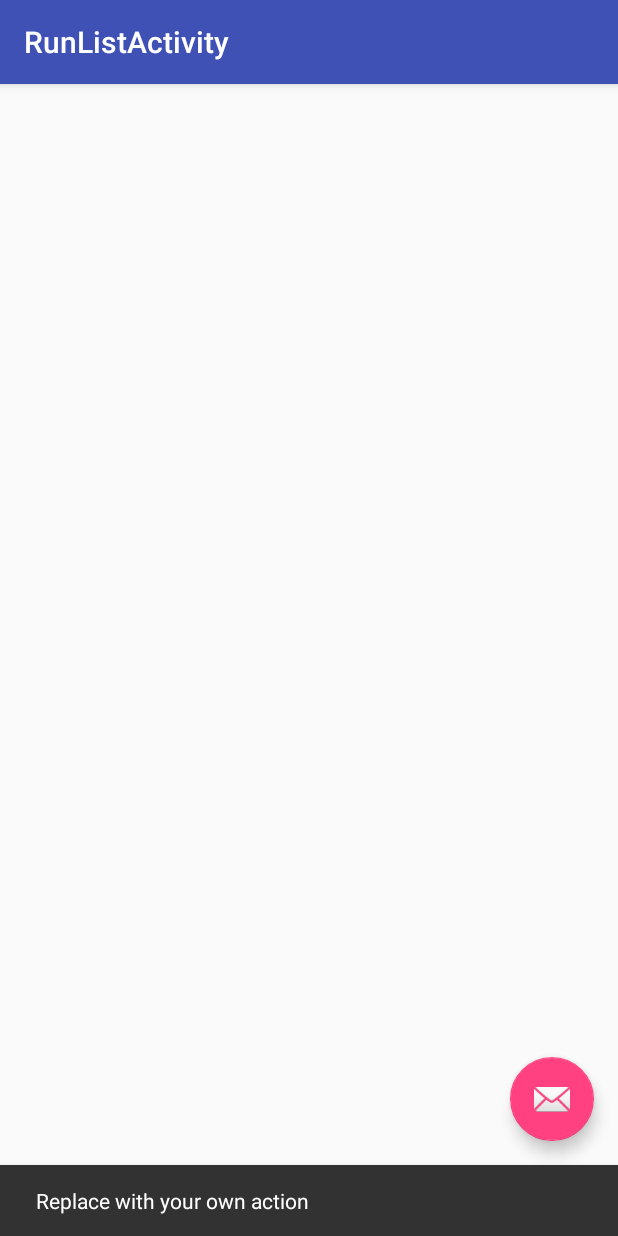
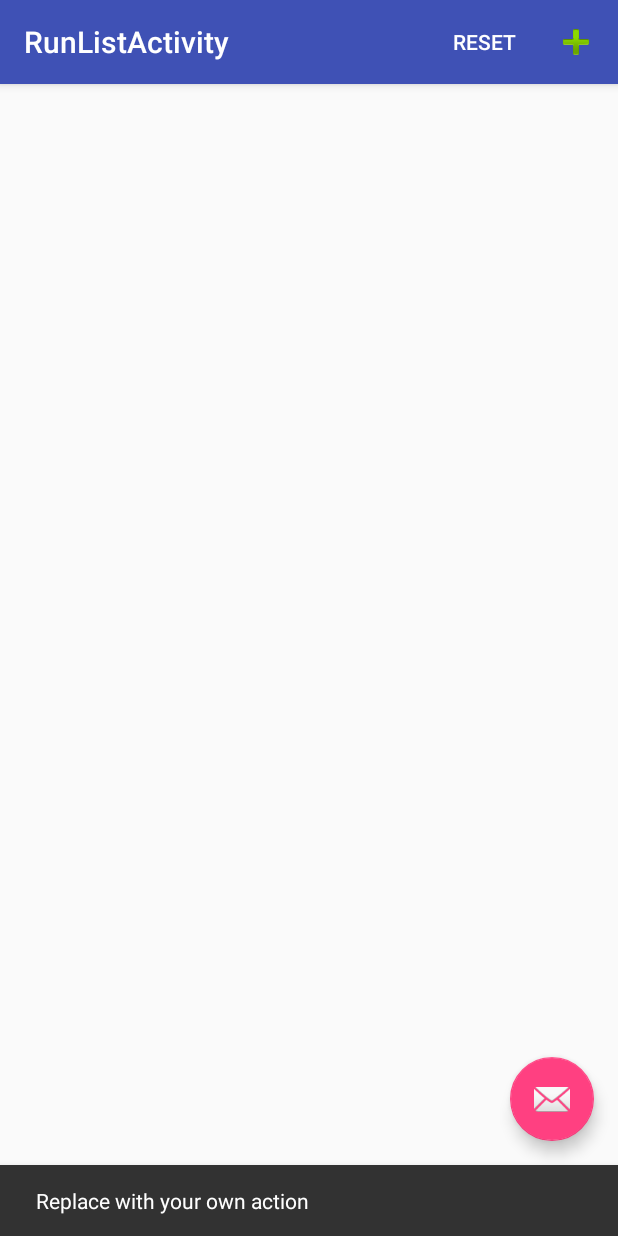
Before and after one commit to ankur-srivastava/RunTracker, an Android app: the fragment RunListFragment placed in its activity, after a tap on an icon or button, on a phone screen of 412 x 824 dp. Run offline under Robolectric (Android 15) with nearby library versions, the phone set to English and light mode, and no system bars.

Commit message:
A  new menu file added with Add Run option. Also this file will be used in RunListFragment only.

```diff
--- a/app/src/main/java/com/edocent/runtracker/RunListActivity.java
+++ b/app/src/main/java/com/edocent/runtracker/RunListActivity.java
@@ -6,6 +6,8 @@ import android.support.design.widget.FloatingActionButton;
 import android.support.design.widget.Snackbar;
 import android.support.v7.app.AppCompatActivity;
 import android.support.v7.widget.Toolbar;
+import android.view.Menu;
+import android.view.MenuItem;
 import android.view.View;
 
 public class RunListActivity extends AppCompatActivity implements RunListFragment.OnFragmentInteractionListener{
@@ -29,6 +31,28 @@ public class RunListActivity extends AppCompatActivity implements RunListFragmen
         loadRunListFragment();
     }
 
+    @Override
+    public boolean onCreateOptionsMenu(Menu menu) {
+        // Inflate the menu; this adds items to the action bar if it is present.
+        getMenuInflater().inflate(R.menu.menu_main, menu);
+        return true;
+    }
+
+    @Override
+    public boolean onOptionsItemSelected(MenuItem item) {
+        // Handle action bar item clicks here. The action bar will
+        // automatically handle clicks on the Home/Up button, so long
+        // as you specify a parent activity in AndroidManifest.xml.
+        int id = item.getItemId();
+
+        //noinspection SimplifiableIfStatement
+        if (id == R.id.addRun) {
+            return true;
+        }
+
+        return super.onOptionsItemSelected(item);
+    }
+
     private void loadRunListFragment() {
         RunListFragment runListFragment = new RunListFragment();
 
--- a/app/src/main/java/com/edocent/runtracker/RunListFragment.java
+++ b/app/src/main/java/com/edocent/runtracker/RunListFragment.java
@@ -2,8 +2,13 @@ package com.edocent.runtracker;
 
 import android.app.Activity;
 import android.app.ListFragment;
+import android.content.Intent;
+import android.database.Cursor;
 import android.os.Bundle;
 import android.view.LayoutInflater;
+import android.view.Menu;
+import android.view.MenuInflater;
+import android.view.MenuItem;
 import android.view.View;
 import android.view.ViewGroup;
 import android.widget.CursorAdapter;
@@ -18,16 +23,19 @@ import com.edocent.runtracker.dummy.DummyContent;
  */
 public class RunListFragment extends ListFragment {
 
+    static final int REQUEST_NEW_RUN = 0;
     ListView runListView;
     OnFragmentInteractionListener mListener;
     RunDatabaseHelper helper;
     CursorAdapter cursorAdapter;
+    Cursor tempCursor;
 
     public RunListFragment() { }
 
     @Override
     public void onCreate(Bundle savedInstanceState) {
         super.onCreate(savedInstanceState);
+        setHasOptionsMenu(true);
     }
 
     @Override
@@ -36,7 +44,7 @@ public class RunListFragment extends ListFragment {
         View view = inflater.inflate(R.layout.run_list_fragment, container, false);
 
         helper = new RunDatabaseHelper(getActivity());
-        cursorAdapter = new RunAdapter(getActivity(), RunDatabaseHelper.getRuns(helper), 0);
+        cursorAdapter = new RunAdapter(getActivity(), RunDatabaseHelper.getRuns(helper, tempCursor), 0);
 
         runListView = (ListView) view.findViewById(R.id.runListViewId);
         if(cursorAdapter != null){
@@ -46,6 +54,32 @@ public class RunListFragment extends ListFragment {
         return view;
     }
 
+    @Override
+    public void onCreateOptionsMenu(Menu menu, MenuInflater menuInflater) {
+        menuInflater.inflate(R.menu.run_main, menu);
+        super.onCreateOptionsMenu(menu, menuInflater);
+    }
+
+    @Override
+    public boolean onOptionsItemSelected(MenuItem item) {
+        int id = item.getItemId();
+        if (id == R.id.addRun) {
+            Intent intent = new Intent(getActivity(), MainActivity.class);
+            startActivityForResult(intent, REQUEST_NEW_RUN);
+            return true;
+        }
+        return super.onOptionsItemSelected(item);
+    }
+
+    @Override
+    public void onActivityResult(int requestCode, int resultCode, Intent data){
+        if (REQUEST_NEW_RUN == requestCode) {
+            if(tempCursor != null){
+                tempCursor.requery();
+                ((CursorAdapter)getListAdapter()).notifyDataSetChanged();
+            }
+        }
+    }
 
     @Override
     public void onAttach(Activity activity) {
@@ -61,9 +95,6 @@ public class RunListFragment extends ListFragment {
     public void onDetach() {
         super.onDetach();
         mListener = null;
-        mListener = null;
-        helper = null;
-        cursorAdapter = null;
     }
 
     @Override
@@ -72,6 +103,7 @@ public class RunListFragment extends ListFragment {
         mListener = null;
         helper = null;
         cursorAdapter = null;
+        tempCursor = null;
     }
 
     @Override
--- a/app/src/main/java/com/edocent/runtracker/database/RunDatabaseHelper.java
+++ b/app/src/main/java/com/edocent/runtracker/database/RunDatabaseHelper.java
@@ -18,7 +18,6 @@ public class RunDatabaseHelper extends SQLiteOpenHelper{
 
     static final String DB_NAME="runtracker";
     static final int VERSION = 1;
-    static Cursor tempCursor;
 
     //Run
     static final String TABLE_RUN = "run";
@@ -80,7 +79,7 @@ public class RunDatabaseHelper extends SQLiteOpenHelper{
         return id;
     }
 
-    public static Cursor getRuns(SQLiteOpenHelper helper){
+    public static Cursor getRuns(SQLiteOpenHelper helper, Cursor tempCursor){
         SQLiteDatabase db = helper.getReadableDatabase();
         try {
             if (db != null) {
--- a/app/src/main/res/menu/menu_main.xml
+++ b/app/src/main/res/menu/menu_main.xml
@@ -4,10 +4,9 @@
     xmlns:tools="http://schemas.android.com/tools"
     tools:context=".MainActivity">
 
-    <item android:id="@+id/addRun"
+    <item android:id="@+id/reset"
           android:orderInCategory="1"
-          app:showAsAction="always"
-          android:title="Add Run"
-          android:icon="@android:drawable/ic_input_add"
+          app:showAsAction="ifRoom"
+          android:title="Reset"
         />
 </menu>
--- /dev/null
+++ b/app/src/main/res/menu/run_main.xml
@@ -0,0 +1,12 @@
+<?xml version="1.0" encoding="utf-8"?>
+<menu
+    xmlns:android="http://schemas.android.com/apk/res/android"
+    xmlns:app="http://schemas.android.com/apk/res-auto">
+
+    <item android:id="@+id/addRun"
+        android:orderInCategory="1"
+        app:showAsAction="always"
+        android:title="Add Run"
+        android:icon="@android:drawable/ic_input_add"
+        />
+</menu>
```
